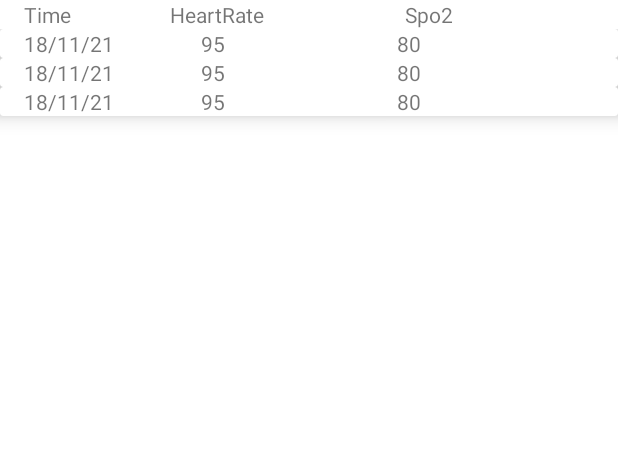
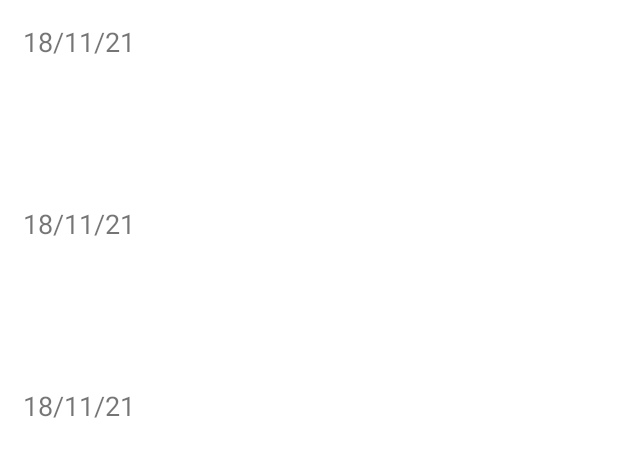
Before and after one commit to eqsangzaaaa/HomeIsolation, an Android app: the layout fragment_history.xml on its own in the app's theme, with its tools: preview values and no code run, on a phone screen of 412 x 824 dp. Shown: the top 457 px of the screen. Run offline under Robolectric (Android 15) with nearby library versions, the light colour scheme and no system bars.

Commit message:
update history layout and disablesenbutton  chat

```diff
--- a/app/src/main/java/com/example/homeisolation/ChatFragment.kt
+++ b/app/src/main/java/com/example/homeisolation/ChatFragment.kt
@@ -1,5 +1,6 @@
 package com.example.homeisolation
 
+import android.R.attr
 import android.app.Activity
 import android.content.Context
 import android.os.Bundle
@@ -23,6 +24,14 @@ import com.google.firebase.database.ValueEventListener
 import java.text.SimpleDateFormat
 import java.util.*
 import kotlin.collections.ArrayList
+import android.text.Editable
+
+import android.R.attr.button
+
+import android.text.TextWatcher
+
+
+
 
 
 // TODO: Rename parameter arguments, choose names that match
@@ -77,9 +86,27 @@ class ChatFragment : Fragment() {
         arrayList = arrayListOf<ChatModel>()
         getChatData()
 
+        buttonSend.setEnabled(false);
+        txtMessage.addTextChangedListener(object : TextWatcher {
+            override fun onTextChanged(s: CharSequence, start: Int, before: Int, count: Int) {
+                if (s.toString().trim { it <= ' ' }.isEmpty()) {
+                    buttonSend.setEnabled(false)
+                } else {
+                    buttonSend.setEnabled(true)
+                }
+            }
+            override fun beforeTextChanged(
+                s: CharSequence, start: Int, count: Int,
+                after: Int
+            ) {
+            }
+            override fun afterTextChanged(s: Editable) {
+            }
+        })
         buttonSend.setOnClickListener {
             val currentDate = SimpleDateFormat("dd/MM/yyyy HH:mm:ss").format(Date())
-            val databaseReference = database.reference.child("users").child(user.uid).child("chat").push()
+            val databaseReference =
+                database.reference.child("users").child(user.uid).child("chat").push()
             databaseReference.child("user").setValue("ฉัน")
             databaseReference.child("message").setValue(txtMessage.text.toString())
             databaseReference.child("timestamp").setValue(currentDate)
@@ -95,11 +122,11 @@ class ChatFragment : Fragment() {
                 if(snapshot.exists()){
 
                     for (chatSnapshot in snapshot.children){
-                        Log.d("update", "Update success ${chatSnapshot.child("user").value.toString()}")
+//                        Log.d("update", "Update success ${chatSnapshot.child("user").value.toString()}")
                         var chat = chatSnapshot.getValue(ChatModel::class.java)
                         arrayList.add(chat!!)
                     }
-                    Log.d("update", "Update success ${arrayList.size}")
+//                    Log.d("update", "Update success ${arrayList.size}")
                     recyclerViewChat.adapter = ChatAdapter(arrayList)
                 }
             }
--- a/app/src/main/java/com/example/homeisolation/HistoryAdapter.kt
+++ b/app/src/main/java/com/example/homeisolation/HistoryAdapter.kt
@@ -18,9 +18,10 @@ class HistoryAdapter(private  val historyList: ArrayList<HistoryModel>): Recycle
     override fun onBindViewHolder(holder: MyViewHolder, position: Int) {
 
         val currentitem = historyList[position]
-        holder.heart_rate.text = currentitem.heart_rate
-        holder.spo2.text = currentitem.spo2
+        holder.heart_rate.text = "Heart Rate : "+currentitem.heart_rate+" BPM"
+        holder.spo2.text = "SpO2: "+currentitem.spo2+" %"
         holder.timestamp.text = currentitem.timestamp
+        holder.location.text = "Location: "+currentitem.location
     }
 
     override fun getItemCount(): Int {
@@ -31,6 +32,7 @@ class HistoryAdapter(private  val historyList: ArrayList<HistoryModel>): Recycle
         val heart_rate: TextView = itemView.findViewById(R.id.heartRateValue)
         val spo2 :TextView = itemView.findViewById(R.id.spo2Value)
         var timestamp :TextView = itemView.findViewById(R.id.transcationTimestamp)
+        var location: TextView = itemView.findViewById(R.id.locationValue)
 
     }
 
--- a/app/src/main/java/com/example/homeisolation/HistoryFragment.kt
+++ b/app/src/main/java/com/example/homeisolation/HistoryFragment.kt
@@ -18,6 +18,10 @@ import com.google.firebase.database.ValueEventListener
 import java.text.SimpleDateFormat
 import java.util.*
 import kotlin.collections.ArrayList
+import androidx.recyclerview.widget.DividerItemDecoration
+
+
+
 
 // TODO: Rename parameter arguments, choose names that match
 // the fragment initialization parameters, e.g. ARG_ITEM_NUMBER
@@ -55,9 +59,14 @@ class HistoryFragment : Fragment() {
     ): View? {
         // Inflate the layout for this fragment
         val view =  inflater.inflate(R.layout.fragment_history, container, false)
-        recyclerViewHistory = view.findViewById(R.id.RecyclerViewHistroy)
+        recyclerViewHistory = view.findViewById(R.id.RecyclerViewHistory)
         recyclerViewHistory.layoutManager = LinearLayoutManager(getActivity())
         recyclerViewHistory.setHasFixedSize(true)
+        recyclerViewHistory.addItemDecoration(
+            DividerItemDecoration(
+                getActivity(),
+                LinearLayoutManager.VERTICAL
+            ))
         arrayList = arrayListOf<HistoryModel>()
         getHistroyData()
 
--- a/app/src/main/java/com/example/homeisolation/HistoryModel.kt
+++ b/app/src/main/java/com/example/homeisolation/HistoryModel.kt
@@ -2,7 +2,7 @@ package com.example.homeisolation
 
 class HistoryModel {
     var heart_rate:String? = null
-//    var location:String? = null
+    var location:String? = null
     var spo2:String? =null
     var timestamp:String? =null
 }
--- a/app/src/main/res/layout/fragment_history.xml
+++ b/app/src/main/res/layout/fragment_history.xml
@@ -6,41 +6,40 @@
     android:orientation="vertical"
     tools:context=".HistoryFragment">
 
-    <LinearLayout
-        android:layout_width="match_parent"
-        android:layout_height="wrap_content"
-        android:layout_gravity="center"
-        android:orientation="horizontal"
-        android:layout_marginStart="16dp"
-        android:layout_marginEnd="16dp">
+<!--    <LinearLayout-->
+<!--        android:layout_width="match_parent"-->
+<!--        android:layout_height="wrap_content"-->
+<!--        android:layout_gravity="center"-->
+<!--        android:orientation="horizontal"-->
+<!--        android:layout_marginStart="16dp"-->
+<!--        android:layout_marginEnd="16dp">-->
 
-        <TextView
-            android:id="@+id/timestampHearder"
-            android:layout_width="3dp"
-            android:layout_height="match_parent"
-            android:layout_weight="1"
-            android:text="Time" />
+<!--        <TextView-->
+<!--            android:id="@+id/timestampHearder"-->
+<!--            android:layout_width="3dp"-->
+<!--            android:layout_height="match_parent"-->
+<!--            android:layout_weight="1"-->
+<!--            android:text="Time" />-->
 
-        <TextView
-            android:id="@+id/heartRateHeader"
-            android:layout_width="wrap_content"
-            android:layout_height="wrap_content"
-            android:layout_weight="1"
-            android:text="HeartRate" />
+<!--        <TextView-->
+<!--            android:id="@+id/heartRateHeader"-->
+<!--            android:layout_width="wrap_content"-->
+<!--            android:layout_height="wrap_content"-->
+<!--            android:layout_weight="1"-->
+<!--            android:text="HeartRate" />-->
 
 
-        <TextView
-            android:layout_width="wrap_content"
-            android:layout_height="wrap_content"
-            android:layout_weight="1"
-            android:text="Spo2" />
+<!--        <TextView-->
+<!--            android:layout_width="wrap_content"-->
+<!--            android:layout_height="wrap_content"-->
+<!--            android:layout_weight="1"-->
+<!--            android:text="Spo2" />-->
 
-    </LinearLayout>
+<!--    </LinearLayout>-->
     <androidx.recyclerview.widget.RecyclerView
-        android:id="@+id/RecyclerViewHistroy"
+        android:id="@+id/RecyclerViewHistory"
         android:layout_width="match_parent"
         android:layout_height="match_parent"
-        android:layout_marginBottom="60dp"
         tools:listitem="@layout/transaction_item">
 
     </androidx.recyclerview.widget.RecyclerView>
--- a/app/src/main/res/layout/transaction_item.xml
+++ b/app/src/main/res/layout/transaction_item.xml
@@ -1,62 +1,92 @@
 <?xml version="1.0" encoding="utf-8"?>
-<androidx.cardview.widget.CardView xmlns:android="http://schemas.android.com/apk/res/android"
-    android:layout_width="match_parent"
-    android:layout_height="wrap_content"
-    xmlns:app="http://schemas.android.com/apk/res-auto"
-    app:cardElevation="8dp"
-    >
+<!--<androidx.cardview.widget.CardView xmlns:android="http://schemas.android.com/apk/res/android"-->
+<!--    android:layout_width="match_parent"-->
+<!--    android:layout_height="wrap_content"-->
+<!--    xmlns:app="http://schemas.android.com/apk/res-auto"-->
+<!--    app:cardElevation="8dp"-->
+<!--    >-->
 
 
-    <LinearLayout
-        android:layout_width="match_parent"
-        android:layout_height="wrap_content"
-        android:orientation="vertical"
-        android:layout_marginStart="16dp"
-        android:layout_marginEnd="16dp"
-        >
+<!--    <LinearLayout-->
+<!--        android:layout_width="match_parent"-->
+<!--        android:layout_height="wrap_content"-->
+<!--        android:orientation="vertical"-->
+<!--        android:layout_marginStart="16dp"-->
+<!--        android:layout_marginEnd="16dp"-->
+<!--        >-->
 
 
 
-        <LinearLayout
-            android:layout_width="match_parent"
-            android:layout_height="match_parent"
-            android:orientation="horizontal"
-            android:layout_gravity="center">
-
-            <TextView
-                android:id="@+id/transcationTimestamp"
-                android:layout_width="3dp"
-                android:layout_height="wrap_content"
-                android:layout_weight="1"
-                android:text="18/11/21" />
+<!--        <LinearLayout-->
+<!--            android:layout_width="match_parent"-->
+<!--            android:layout_height="match_parent"-->
+<!--            android:orientation="horizontal"-->
+<!--            android:layout_gravity="center">-->
 
 <!--            <TextView-->
-<!--                android:id="@+id/heartLabel"-->
+<!--                android:id="@+id/transcationTimestamp"-->
+<!--                android:layout_width="3dp"-->
+<!--                android:layout_height="wrap_content"-->
+<!--                android:layout_weight="1"-->
+<!--                android:text="18/11/21" />-->
+
+<!--&lt;!&ndash;            <TextView&ndash;&gt;-->
+<!--&lt;!&ndash;                android:id="@+id/heartLabel"&ndash;&gt;-->
+<!--&lt;!&ndash;                android:layout_width="wrap_content"&ndash;&gt;-->
+<!--&lt;!&ndash;                android:layout_height="wrap_content"&ndash;&gt;-->
+<!--&lt;!&ndash;                android:layout_weight="1"&ndash;&gt;-->
+<!--&lt;!&ndash;                android:text="HeartRate :" />&ndash;&gt;-->
+
+<!--            <TextView-->
+<!--                android:id="@+id/heartRateValue"-->
 <!--                android:layout_width="wrap_content"-->
 <!--                android:layout_height="wrap_content"-->
 <!--                android:layout_weight="1"-->
-<!--                android:text="HeartRate :" />-->
+<!--                android:text="95" />-->
 
-            <TextView
-                android:id="@+id/heartRateValue"
-                android:layout_width="wrap_content"
-                android:layout_height="wrap_content"
-                android:layout_weight="1"
-                android:text="95" />
+<!--&lt;!&ndash;            <TextView&ndash;&gt;-->
+<!--&lt;!&ndash;                android:id="@+id/spo2Lable"&ndash;&gt;-->
+<!--&lt;!&ndash;                android:layout_width="wrap_content"&ndash;&gt;-->
+<!--&lt;!&ndash;                android:layout_height="wrap_content"&ndash;&gt;-->
+<!--&lt;!&ndash;                android:layout_weight="1"&ndash;&gt;-->
+<!--&lt;!&ndash;                android:text="Spo2 : " />&ndash;&gt;-->
 
 <!--            <TextView-->
-<!--                android:id="@+id/spo2Lable"-->
+<!--                android:id="@+id/spo2Value"-->
 <!--                android:layout_width="wrap_content"-->
 <!--                android:layout_height="wrap_content"-->
 <!--                android:layout_weight="1"-->
-<!--                android:text="Spo2 : " />-->
+<!--                android:text="80" />-->
+<!--        </LinearLayout>-->
+<!--    </LinearLayout>-->
+<!--</androidx.cardview.widget.CardView>-->
+<LinearLayout xmlns:android="http://schemas.android.com/apk/res/android"
+    android:layout_width="match_parent"
+    android:layout_height="wrap_content"
+    android:orientation="vertical"
+    android:padding="4dp"
+    android:layout_margin="10dp">
+    <TextView
+        android:id="@+id/transcationTimestamp"
+        android:layout_width="match_parent"
+        android:layout_height="wrap_content"
+        android:padding="1dp"
+        android:textSize="18sp"
+        android:text="18/11/21"/>
+    <TextView
+        android:id="@+id/heartRateValue"
+        android:layout_width="match_parent"
+        android:layout_height="wrap_content"
+        android:padding="1dp" />
+    <TextView
+        android:id="@+id/spo2Value"
+        android:layout_width="match_parent"
+        android:layout_height="wrap_content"
+        android:padding="1dp" />
+    <TextView
+        android:id="@+id/locationValue"
+        android:layout_width="match_parent"
+        android:layout_height="wrap_content"
+        android:padding="1dp" />
 
-            <TextView
-                android:id="@+id/spo2Value"
-                android:layout_width="wrap_content"
-                android:layout_height="wrap_content"
-                android:layout_weight="1"
-                android:text="80" />
-        </LinearLayout>
-    </LinearLayout>
-</androidx.cardview.widget.CardView>
+</LinearLayout>
```
